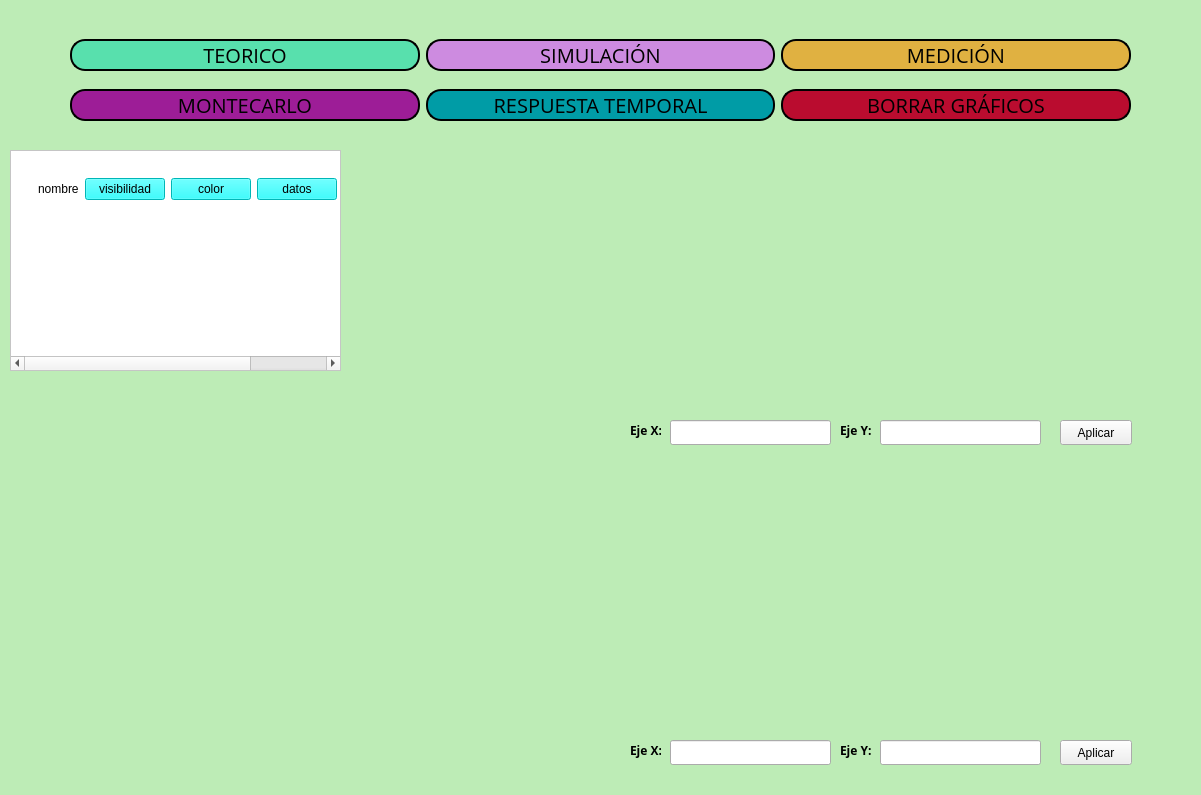
Old version of the form frontend/menu.ui in the repository odevincenti/TC-TP1.
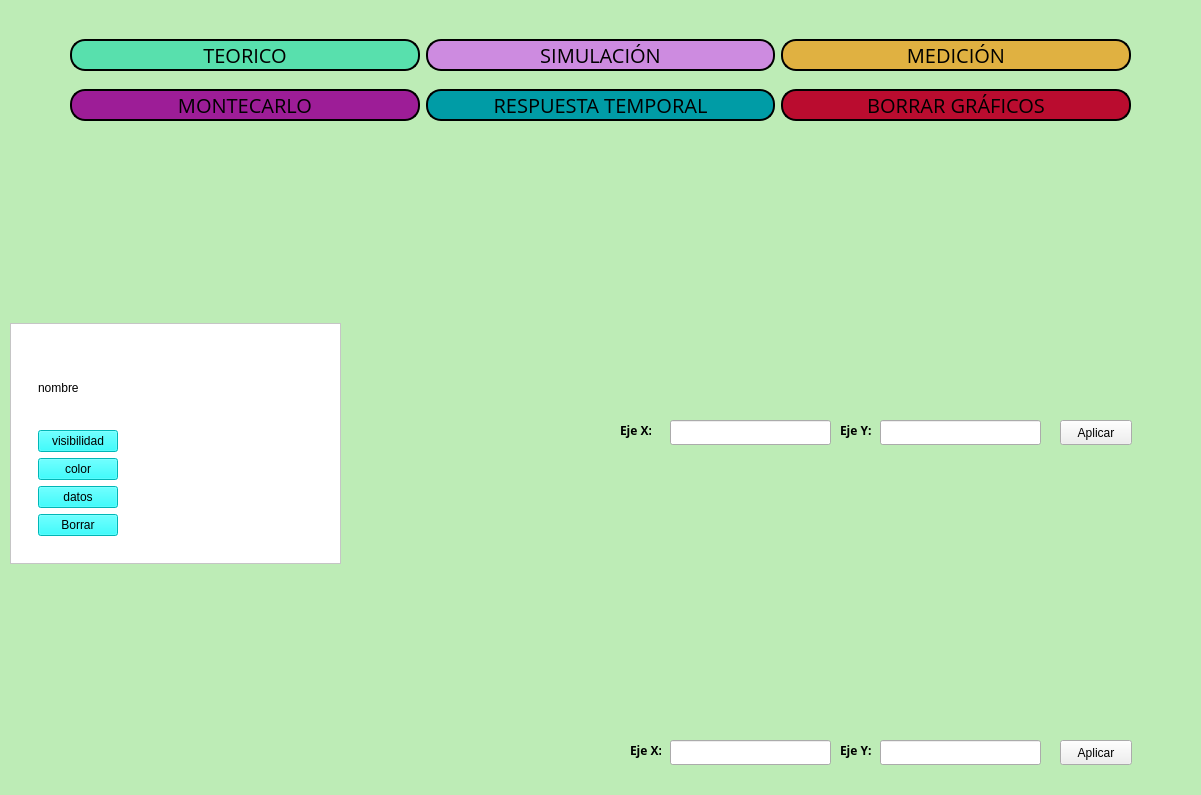
New version of the form. Custom widgets are drawn as their Qt base class.

Diff of the .ui file:
```diff
--- a/frontend/menu.ui
+++ b/frontend/menu.ui
@@ -69,7 +69,7 @@
     <widget class="QLabel" name="ejexlabel">
      <property name="geometry">
       <rect>
-       <x>630</x>
+       <x>620</x>
        <y>420</y>
        <width>31</width>
        <height>21</height>
@@ -373,9 +373,9 @@
      <property name="geometry">
       <rect>
        <x>10</x>
-       <y>150</y>
+       <y>323</y>
        <width>331</width>
-       <height>221</height>
+       <height>241</height>
       </rect>
      </property>
      <property name="styleSheet">
@@ -389,17 +389,17 @@
        <rect>
         <x>0</x>
         <y>0</y>
-        <width>510</width>
-        <height>198</height>
+        <width>329</width>
+        <height>239</height>
        </rect>
       </property>
       <layout class="QVBoxLayout" name="verticalLayout_2">
        <item>
         <widget class="QWidget" name="CurveList" native="true">
-         <layout class="QVBoxLayout" name="verticalLayout">
+         <layout class="QHBoxLayout" name="horizontalLayout">
           <item>
            <widget class="QWidget" name="Curve_0" native="true">
-            <layout class="QHBoxLayout" name="horizontalLayout_2">
+            <layout class="QVBoxLayout" name="verticalLayout_3">
              <item>
               <widget class="QLabel" name="label">
                <property name="text">
@@ -451,14 +451,14 @@
            </widget>
           </item>
           <item>
-           <spacer name="verticalSpacer">
+           <spacer name="horizontalSpacer">
             <property name="orientation">
-             <enum>Qt::Vertical</enum>
+             <enum>Qt::Horizontal</enum>
             </property>
             <property name="sizeHint" stdset="0">
              <size>
-              <width>20</width>
-              <height>40</height>
+              <width>40</width>
+              <height>20</height>
              </size>
             </property>
            </spacer>
```
